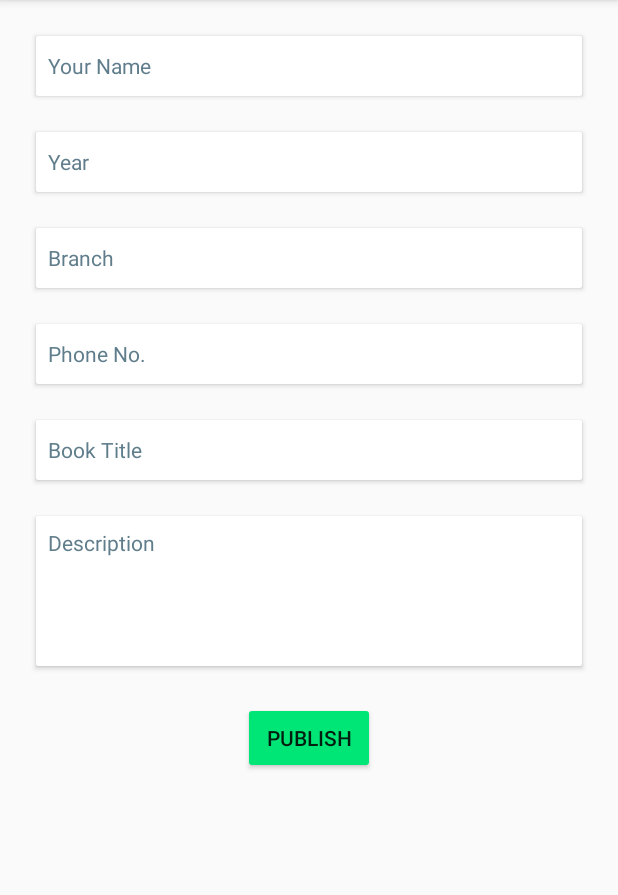
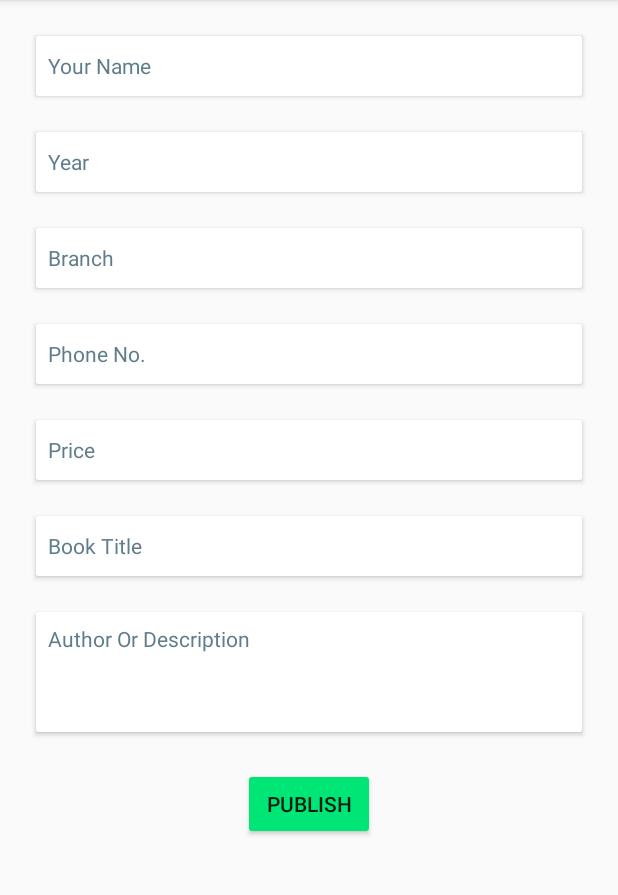
Before and after one commit to hackindroid/kyoto, an Android app: the SellActivity screen opened directly, with no data from a screen before it, after a tap on "PUBLISH", on a phone screen of 412 x 824 dp, the part 84-979 px from its top. Run offline under Robolectric (Android 15) with nearby library versions, the phone set to English and light mode, and no system bars; our stand-ins replace Firebase (no records; nobody signed in at launch, a user with empty details on screens opened directly).

Commit message:
Added Buy Sell Book

```diff
--- a/app/build.gradle
+++ b/app/build.gradle
@@ -26,6 +26,7 @@ dependencies {
     implementation 'com.android.support.constraint:constraint-layout:1.0.2'
     implementation 'com.android.support:support-vector-drawable:26.1.0'
     implementation 'com.github.florent37:materialtextfield:1.0.7'
+    implementation 'com.google.firebase:firebase-database:11.0.4'
     compile 'com.squareup.retrofit2:retrofit:2.3.0'
     compile 'com.squareup.retrofit2:converter-gson:2.3.0'
     implementation 'com.google.firebase:firebase-storage:11.0.4'
@@ -40,4 +41,5 @@ dependencies {
 }
 
 
+
 apply plugin: 'com.google.gms.google-services'
--- a/app/src/main/java/com/hackindroid/kyoto/activities/SellActivity.java
+++ b/app/src/main/java/com/hackindroid/kyoto/activities/SellActivity.java
@@ -1,153 +1,82 @@
 package com.hackindroid.kyoto.activities;
 
-import android.content.res.Resources;
-import android.net.Uri;
 import android.support.v7.app.AppCompatActivity;
 import android.os.Bundle;
-import android.telecom.Call;
 import android.view.View;
 import android.view.WindowManager;
 import android.widget.Button;
 import android.widget.EditText;
 import android.widget.Toast;
 
-import com.google.android.gms.tasks.OnSuccessListener;
+import com.google.firebase.FirebaseApp;
+import com.google.firebase.database.DatabaseReference;
+import com.google.firebase.database.FirebaseDatabase;
 import com.google.firebase.storage.FirebaseStorage;
 import com.google.firebase.storage.StorageReference;
-import com.google.firebase.storage.UploadTask;
 import com.hackindroid.kyoto.R;
-import com.hackindroid.kyoto.api.DownloadFile;
-import com.hackindroid.kyoto.models.APIService;
-import com.hackindroid.kyoto.models.SellDetails;
+import com.hackindroid.kyoto.models.AdDetails;
 
-import org.json.JSONException;
-import org.json.JSONObject;
-
-import java.io.BufferedReader;
-import java.io.BufferedWriter;
-import java.io.File;
-import java.io.FileInputStream;
-import java.io.FileWriter;
-import java.io.IOException;
-import java.io.InputStreamReader;
-import java.io.Writer;
-import java.net.URL;
 import java.util.ArrayList;
-
-import retrofit2.Callback;
-import retrofit2.Response;
+import java.util.UUID;
 
 public class SellActivity extends AppCompatActivity {
-    ArrayList<SellDetails> sellDetails = new ArrayList<>();
-    private StorageReference storageReference;
-EditText etName,etYear,etBranch,etPhone,etTitle,etDesc;
+EditText etName,etYear,etBranch,etPhone,etTitle,etDesc,etPrice;
 Button btnPublish;
+    private FirebaseDatabase mFirebaseDatabase;
+    private DatabaseReference mDatabaseReference;
     @Override
     protected void onCreate(Bundle savedInstanceState) {
         super.onCreate(savedInstanceState);
         setContentView(R.layout.activity_sell);
         getWindow().setSoftInputMode(WindowManager.LayoutParams.SOFT_INPUT_STATE_HIDDEN);
         etName = findViewById(R.id.etName);
-        storageReference = FirebaseStorage.getInstance().getReference();
+        etPrice = findViewById(R.id.etPrice);
+        etBranch = findViewById(R.id.etBranch);
+        etPhone = findViewById(R.id.etPhone);
+        etTitle = findViewById(R.id.etTitle);
+        etDesc = findViewById(R.id.etDesc);
         etYear = findViewById(R.id.etYear);
         btnPublish = findViewById(R.id.btnPublish);
         btnPublish.setOnClickListener(new View.OnClickListener() {
             @Override
             public void onClick(View view) {
+                if(check() == true) {
 
-                       /* setName();
-                        createJSONFolder();
-                        CompositionJso obj = new CompositionJso();*/
-                       JSONObject obj;
-                        obj = makeJSONObject("hi", "hi", "hi", "hi");
+                    initFirebase();
+                    createAd();
+                    finish();
+                }
+            }
 
-                        try {
-                            //Writer output = null;
-                            //File file = new File(getFilesDir(),"anubhav.json");
-                           // output = new BufferedWriter(new FileWriter(file));
-                            //output.write(obj.toString());
-                            //output.close();
-                           // Toast.makeText(getApplicationContext(), "Composition saved", Toast.LENGTH_LONG).show();
-                            //readfile();
-                            //retrieveData();
-                            //uploadjson();
-                            //testing();
-                           /* APIService.getApi().getDetails().enqueue(new Callback<ArrayList<SellDetails>>() {
-                                @Override
-                                public void onResponse(retrofit2.Call<ArrayList<SellDetails>> call, Response<ArrayList<SellDetails>> response) {
-                                    int x = response.body().size();
-                                    String y = response.body().get(0).getDesc();
-                                    Toast.makeText(SellActivity.this,x+y,Toast.LENGTH_LONG).show();
-                                }
 
-                                @Override
-                                public void onFailure(retrofit2.Call<ArrayList<SellDetails>> call, Throwable t) {
-
-                                }
-                            });*/
-                            new DownloadFile(SellActivity.this).execute("hi");
-
-                        } catch (Exception e) {
-                            Toast.makeText(getBaseContext(), e.getMessage(), Toast.LENGTH_LONG).show();
-                        }
-
-                        //finish();
-            }
         });
 
     }
-    void testing(){
-
-    }
-    void uploadjson(){
-        StorageReference pathReference = storageReference.child("Ads/53637183.jpg");
-
-    }
-    void readfile() throws IOException {
-        //Toast.makeText(getApplicationContext(),retrieveData(),Toast.LENGTH_LONG).show();
-
-    }
-    public JSONObject makeJSONObject (String title, String desc, String imgPath, String imgView) {
-
-        JSONObject obj = new JSONObject() ;
-
-        try {
-            obj.put("title", title);
-            obj.put("desc", desc);
-            obj.put("imgPath", imgPath);
-            obj.put("imgViewPath", imgView);
-        } catch (JSONException e) {
-            e.printStackTrace();
-        }
-
-        return obj;
-    }
-    void retrieveData () throws IOException {
-
-        File f = new File(getFilesDir(), "anubhav.json");
-        //f.toURI();
-        Uri uri = Uri.fromFile(f);
-        StorageReference filePath = storageReference.child("Ads").child(uri.getLastPathSegment());
-        filePath.putFile(uri).addOnSuccessListener(new OnSuccessListener<UploadTask.TaskSnapshot>() {
-            @Override
-            public void onSuccess(UploadTask.TaskSnapshot taskSnapshot) {
-                Uri downloadUrl = taskSnapshot.getDownloadUrl();
-           //Toast.makeText(SellActivity.this,downloadUrl.toString(),Toast.LENGTH_LONG).show();
-
-            }
-        });
-        //FileInputStream fis = new FileInputStream(f);
-/*
-        String buf = "";
-        StringBuilder sb = new StringBuilder();
-        BufferedReader br = new BufferedReader(new InputStreamReader(fis));
-        while (buf != null) {
-            sb.append(buf + "\n");
-            buf = br.readLine();
-        }
-
-        return sb.toString();*/
+    private Boolean check(){
+        Boolean name = etName.getText().toString().equals("");
+        Boolean price = etPrice.getText().toString().equals("");
+        Boolean branch = etBranch.getText().toString().equals("");
+        Boolean phone = etPhone.getText().toString().equals("");
+        Boolean title = etTitle.getText().toString().equals("");
+        Boolean year = etYear.getText().toString().equals("");
 
 
+        if (name || price || branch || phone || title || year)
+        {
+            Toast.makeText(SellActivity.this,"Make Sure Every Field is Filled",Toast.LENGTH_LONG).show();
+            return false;
+        }
+        return true;
     }
+    private void initFirebase() {
+        FirebaseApp.initializeApp(this);
+        mFirebaseDatabase = FirebaseDatabase.getInstance();
+        mDatabaseReference  = mFirebaseDatabase.getReference();
+    }
+    private void createAd() {
+        AdDetails adDetails = new AdDetails(etName.getText().toString(),etYear.getText().toString(),etBranch.getText().toString()
+        ,etPhone.getText().toString(),etTitle.getText().toString(),etDesc.getText().toString(),etPrice.getText().toString());
+        mDatabaseReference.child("Ads").child(UUID.randomUUID().toString()).setValue(adDetails);
+    }
+
 }
--- a/app/src/main/java/com/hackindroid/kyoto/api/API.java
+++ b/app/src/main/java/com/hackindroid/kyoto/api/API.java
@@ -2,7 +2,7 @@ package com.hackindroid.kyoto.api;
 
 
 
-import com.hackindroid.kyoto.models.SellDetails;
+import com.hackindroid.kyoto.models.AdDetails;
 
 import java.util.ArrayList;
 
@@ -15,5 +15,5 @@ import retrofit2.http.GET;
 
 public interface API {
     @GET("/Ads/anubhav.json")
-    Call<ArrayList<SellDetails>> getDetails();
+    Call<ArrayList<AdDetails>> getDetails();
 }
--- a/app/src/main/res/layout/activity_sell.xml
+++ b/app/src/main/res/layout/activity_sell.xml
@@ -20,6 +20,7 @@ android:layout_height="match_parent">
         android:layout_marginLeft="24dp"
         android:layout_marginRight="24dp">
         <EditText
+            android:inputType="textCapWords"
             android:id="@+id/etName"
             android:autoSizeMinTextSize="26sp"
             android:autoSizeMaxTextSize="26sp"
@@ -40,6 +41,7 @@ android:layout_height="match_parent">
         android:layout_marginLeft="24dp"
         android:layout_marginRight="24dp">
         <EditText
+            android:inputType="textCapWords"
             android:id="@+id/etYear"
             android:autoSizeMinTextSize="26sp"
             android:autoSizeMaxTextSize="26sp"
@@ -59,6 +61,7 @@ android:layout_height="match_parent">
         android:layout_marginLeft="24dp"
         android:layout_marginRight="24dp">
         <EditText
+            android:inputType="textCapWords"
             android:id="@+id/etBranch"
             android:autoSizeMinTextSize="26sp"
             android:autoSizeMaxTextSize="26sp"
@@ -78,6 +81,7 @@ android:layout_height="match_parent">
         android:layout_marginLeft="24dp"
         android:layout_marginRight="24dp">
         <EditText
+            android:inputType="number"
             android:id="@+id/etPhone"
             android:autoSizeMinTextSize="26sp"
             android:autoSizeMaxTextSize="26sp"
@@ -97,6 +101,27 @@ android:layout_height="match_parent">
         android:layout_marginLeft="24dp"
         android:layout_marginRight="24dp">
         <EditText
+            android:inputType="number"
+            android:id="@+id/etPrice"
+            android:autoSizeMinTextSize="26sp"
+            android:autoSizeMaxTextSize="26sp"
+            android:layout_width="match_parent"
+            android:layout_height="40dp"
+            android:background="#FFFFFF"
+            android:hint="Price"
+            android:textColorHint="#607D8B"
+            android:textSize="14sp"
+            android:padding="8dp" />
+    </android.support.v7.widget.CardView>
+    <android.support.v7.widget.CardView
+        android:backgroundTint="#FFFFFF"
+        android:layout_width="match_parent"
+        android:layout_height="wrap_content"
+        android:layout_marginTop="24dp"
+        android:layout_marginLeft="24dp"
+        android:layout_marginRight="24dp">
+        <EditText
+            android:inputType="textCapWords"
             android:id="@+id/etTitle"
             android:autoSizeMinTextSize="26sp"
             android:autoSizeMaxTextSize="26sp"
@@ -111,7 +136,7 @@ android:layout_height="match_parent">
     <android.support.v7.widget.CardView
         android:backgroundTint="#FFFFFF"
         android:layout_width="match_parent"
-        android:layout_height="100dp"
+        android:layout_height="80dp"
         android:layout_margin="24dp">
         <EditText
             android:minLines="2"
@@ -121,7 +146,7 @@ android:layout_height="match_parent">
             android:layout_width="match_parent"
             android:layout_height="match_parent"
             android:background="#FFFFFF"
-            android:hint="Description"
+            android:hint="Author Or Description"
             android:textColorHint="#607D8B"
             android:textSize="14sp"
             android:padding="8dp" />
```
Also changed, not shown: app/src/main/java/com/hackindroid/kyoto/activities/BuyActivity.java (+54 -1 lines), app/src/main/java/com/hackindroid/kyoto/adapters/RecyclerAdAdapter.java (added, +80 -0 lines), app/src/main/java/com/hackindroid/kyoto/models/APIService.java (deleted, +0 -22 lines), app/src/main/java/com/hackindroid/kyoto/models/AdDetails.java (added, +57 -0 lines), app/src/main/java/com/hackindroid/kyoto/models/SellDetails.java (deleted, +0 -35 lines), app/src/main/res/layout/activity_buy.xml (+5 -5 lines), app/src/main/res/layout/list_item_addetail.xml (added, +73 -0 lines), app/src/main/res/drawable/dial.png (added), app/src/main/res/drawable/whatsapp.png (added).
